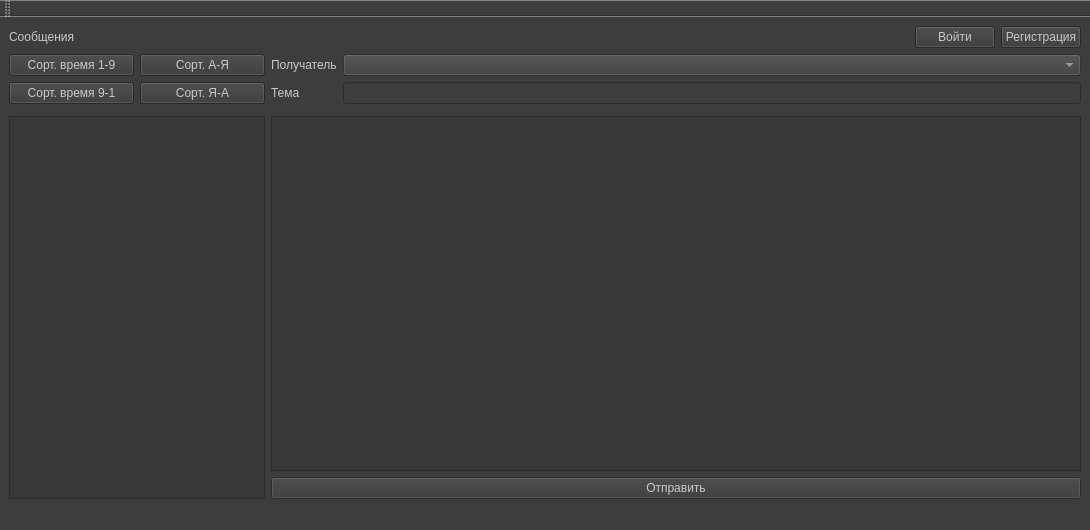
Above: GUI/mainwindow.ui from CamperGit/SummerPracticeCPP before the change. Below: the same form after it.
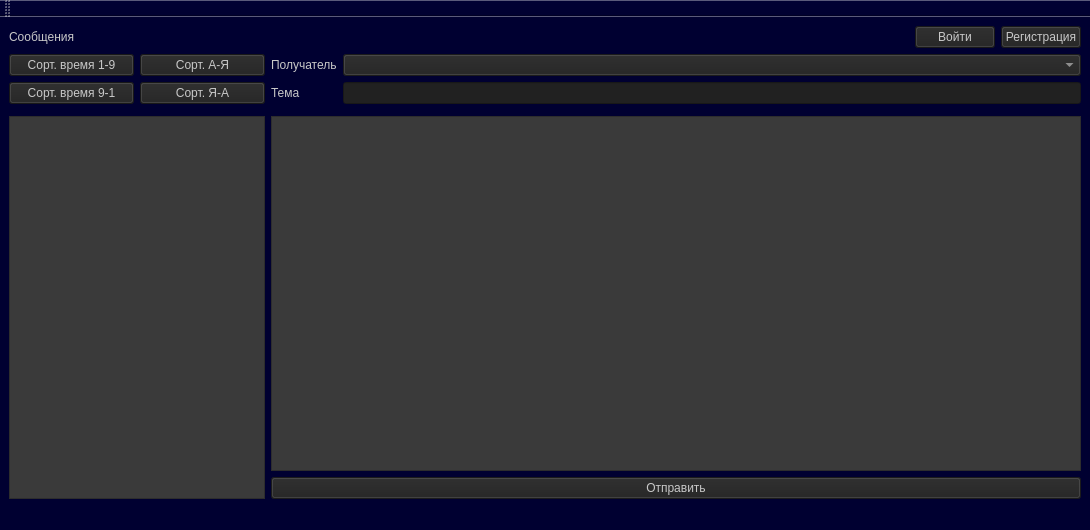
That is the form after the change.

The edit to the form file:
```diff
--- a/GUI/mainwindow.ui
+++ b/GUI/mainwindow.ui
@@ -20,7 +20,7 @@
    <string>MainWindow</string>
   </property>
   <property name="styleSheet">
-   <string notr="true">background-color: rgb(61, 61, 61);</string>
+   <string notr="true">background-color: rgb(0, 0, 49);</string>
   </property>
   <widget class="QWidget" name="centralwidget">
    <layout class="QGridLayout" name="gridLayout">
@@ -43,7 +43,7 @@
        <widget class="QPushButton" name="loginButton">
         <property name="styleSheet">
          <string notr="true">color: rgb(200, 200, 200);
-background-color: rgb(56, 56, 56);</string>
+background-color: rgb(33, 33, 33);</string>
         </property>
         <property name="text">
          <string>Войти</string>
@@ -54,7 +54,7 @@
        <widget class="QPushButton" name="registrationButton">
         <property name="styleSheet">
          <string notr="true">color: rgb(200, 200, 200);
-background-color: rgb(56, 56, 56);</string>
+background-color: rgb(33, 33, 33);</string>
         </property>
         <property name="text">
          <string>Регистрация</string>
@@ -84,27 +84,19 @@
          <bool>false</bool>
         </property>
         <property name="styleSheet">
-         <string notr="true">color: rgb(200, 200, 200);</string>
+         <string notr="true">color: rgb(200, 200, 200);
+background-color: rgb(33, 33, 33);</string>
         </property>
        </widget>
       </item>
      </layout>
     </item>
-    <item row="0" column="1">
-     <widget class="QLabel" name="label_3">
-      <property name="styleSheet">
-       <string notr="true">color: rgb(200, 200, 200);</string>
-      </property>
-      <property name="text">
-       <string>Сообщения</string>
-      </property>
-     </widget>
-    </item>
     <item row="1" column="2">
      <widget class="QPushButton" name="alphabetDownUpSortButton">
       <property name="styleSheet">
        <string notr="true">color: rgb(200, 200, 200);
-background-color: rgb(56, 56, 56);</string>
+background-color: rgb(33, 33, 33);
+</string>
       </property>
       <property name="text">
        <string>Сорт. А-Я</string>
@@ -128,7 +120,7 @@
       </property>
       <property name="styleSheet">
        <string notr="true">color: rgb(185, 185, 185);
-background-color: rgb(56, 56, 56);</string>
+background-color: rgb(58, 58, 58);</string>
       </property>
      </widget>
     </item>
@@ -136,7 +128,7 @@
      <widget class="QPushButton" name="timeDownUpSortButton">
       <property name="styleSheet">
        <string notr="true">color: rgb(200, 200, 200);
-background-color: rgb(56, 56, 56);</string>
+background-color: rgb(33, 33, 33);</string>
       </property>
       <property name="text">
        <string>Сорт. время 1-9</string>
@@ -147,7 +139,7 @@
      <widget class="QPushButton" name="alphabetUpDownSortButton">
       <property name="styleSheet">
        <string notr="true">color: rgb(200, 200, 200);
-background-color: rgb(56, 56, 56);</string>
+background-color: rgb(33, 33, 33);</string>
       </property>
       <property name="text">
        <string>Сорт. Я-А</string>
@@ -161,7 +153,7 @@
       </property>
       <property name="styleSheet">
        <string notr="true">color: rgb(200, 200, 200);
-background-color: rgb(56, 56, 56);</string>
+background-color: rgb(33, 33, 33);</string>
       </property>
       <property name="text">
        <string>Отправить</string>
@@ -172,7 +164,7 @@
      <widget class="QPushButton" name="timeUpDownSortButton">
       <property name="styleSheet">
        <string notr="true">color: rgb(200, 200, 200);
-background-color: rgb(56, 56, 56);</string>
+background-color: rgb(33, 33, 33);</string>
       </property>
       <property name="text">
        <string>Сорт. время 9-1</string>
@@ -185,16 +177,26 @@
        <bool>false</bool>
       </property>
       <property name="styleSheet">
-       <string notr="true">color: rgb(200, 200, 200);</string>
+       <string notr="true">color: rgb(200, 200, 200);
+background-color: rgb(33, 33, 33);</string>
       </property>
      </widget>
     </item>
     <item row="4" column="1" rowspan="2" colspan="2">
      <widget class="QListWidget" name="messageList">
       <property name="styleSheet">
-       <string notr="true">background-color: rgb(53, 53, 53);
-background-color: rgb(56, 56, 56);
-color: rgb(200, 200, 200);</string>
+       <string notr="true">color: rgb(200, 200, 200);
+background-color: rgb(58, 58, 58);</string>
+      </property>
+     </widget>
+    </item>
+    <item row="0" column="1" colspan="2">
+     <widget class="QLabel" name="label_3">
+      <property name="styleSheet">
+       <string notr="true">color: rgb(200, 200, 200);</string>
+      </property>
+      <property name="text">
+       <string>Сообщения</string>
       </property>
      </widget>
     </item>
```
